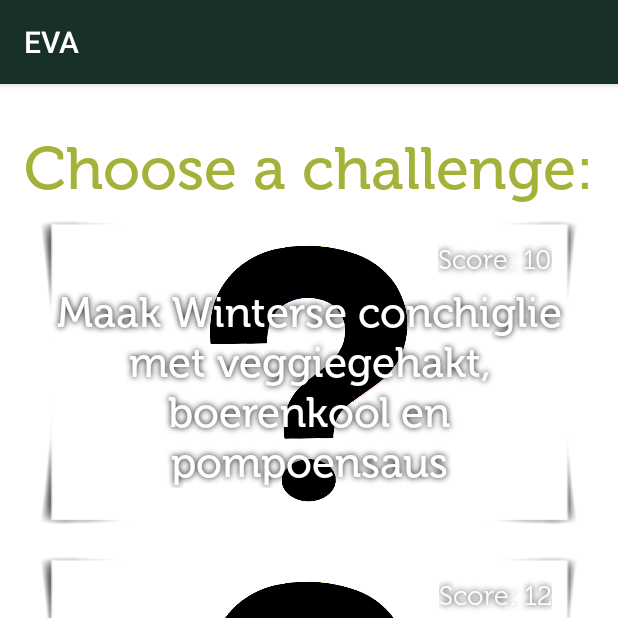
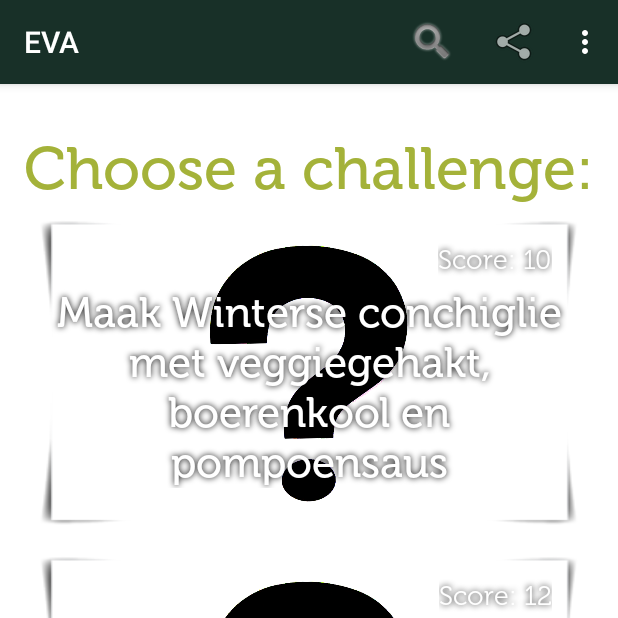
Before and after one commit to Nawsen/EVA-Project-Groep-15, an Android app: the MainMenuActivity screen opened directly, with no data from a screen before it, after a tap on "Look at challenge", on a phone screen of 412 x 824 dp, the top half of it. Run offline under Robolectric (Android 15) with nearby library versions, the phone set to English and light mode, and no system bars.

Commit message:
Action bar supported and modified .gitignore

```diff
--- a/Android/app/src/main/java/hogent/group15/ui/MainMenuActivity.java
+++ b/Android/app/src/main/java/hogent/group15/ui/MainMenuActivity.java
@@ -3,10 +3,12 @@ package hogent.group15.ui;
 import android.content.Intent;
 import android.support.v7.app.AppCompatActivity;
 import android.os.Bundle;
+import android.view.Menu;
 import android.view.View;
 
 import hogent.group15.ui.NextChallengeActivity;
 import hogent.group15.ui.R;
+import hogent.group15.ui.util.ActionBarConfig;
 
 public class MainMenuActivity extends AppCompatActivity {
 
@@ -14,6 +16,11 @@ public class MainMenuActivity extends AppCompatActivity {
     protected void onCreate(Bundle savedInstanceState) {
         super.onCreate(savedInstanceState);
         setContentView(R.layout.activity_main_menu);
+    }
+
+    @Override
+    public boolean onCreateOptionsMenu(Menu menu) {
+        return ActionBarConfig.onCreateOptionsMenu(menu, this);
     }
 
     public void onGetChallenge(View v) {
--- a/Android/app/src/main/java/hogent/group15/ui/NextChallengeActivity.java
+++ b/Android/app/src/main/java/hogent/group15/ui/NextChallengeActivity.java
@@ -6,11 +6,13 @@ import android.os.Bundle;
 import android.transition.Fade;
 import android.transition.Transition;
 import android.transition.TransitionInflater;
+import android.view.Menu;
 import android.view.animation.AnimationUtils;
 
 import java.net.URI;
 
 import hogent.group15.Challenge;
+import hogent.group15.ui.util.ActionBarConfig;
 
 public class NextChallengeActivity extends AppCompatActivity {
 
@@ -31,6 +33,11 @@ public class NextChallengeActivity extends AppCompatActivity {
         thirdChallenge.setAlpha(0f);
 
         addTestData();
+    }
+
+    @Override
+    public boolean onCreateOptionsMenu(Menu menu) {
+        return ActionBarConfig.onCreateOptionsMenu(menu, this);
     }
 
     private void addTestData() {
--- /dev/null
+++ b/Android/app/src/main/java/hogent/group15/ui/util/ActionBarConfig.java
@@ -0,0 +1,38 @@
+package hogent.group15.ui.util;
+
+import android.app.Activity;
+import android.content.Context;
+import android.support.v7.app.ActionBar;
+import android.support.v7.app.AppCompatActivity;
+import android.view.Menu;
+import android.view.MenuInflater;
+import android.view.MenuItem;
+
+import hogent.group15.ui.R;
+
+/**
+ * Created by Frederik on 10/19/2015.
+ */
+public class ActionBarConfig {
+
+    public static boolean onCreateOptionsMenu(Menu menu, AppCompatActivity activity, int... exclusions) {
+        onCreateOptionsMenu(menu, activity);
+        for (int id : exclusions) {
+            menu.findItem(id).setVisible(false);
+        }
+
+        return true;
+    }
+
+    public static boolean onCreateOptionsMenu(Menu menu, AppCompatActivity activity) {
+        activity.getMenuInflater().inflate(R.menu.default_menu, menu);
+        ActionBar bar = activity.getSupportActionBar();
+        bar.setHomeButtonEnabled(true);
+        return true;
+    }
+
+    public static boolean onOptionsItemSelected(MenuItem item) {
+
+        return false;
+    }
+}
--- a/Android/app/src/main/res/layout/activity_login.xml
+++ b/Android/app/src/main/res/layout/activity_login.xml
@@ -1,6 +1,7 @@
 <?xml version="1.0" encoding="utf-8"?>
 <RelativeLayout xmlns:android="http://schemas.android.com/apk/res/android"
     xmlns:tools="http://schemas.android.com/tools"
+    xmlns:app="http://schemas.android.com/apk/res-auto"
     android:layout_width="match_parent"
     android:layout_height="match_parent"
     android:paddingBottom="@dimen/activity_vertical_margin"
--- /dev/null
+++ b/Android/app/src/main/res/menu/default_menu.xml
@@ -0,0 +1,12 @@
+<menu xmlns:android="http://schemas.android.com/apk/res/android"
+    xmlns:app="http://schemas.android.com/apk/res-auto">
+    <item android:id="@+id/item_search" android:title="@string/action_bar_search"
+        android:actionViewClass="android.widget.SearchView" app:showAsAction="ifRoom"
+        android:icon="@android:drawable/ic_search_category_default"/>
+    <item android:id="@+id/item_share" android:title="@string/action_bar_share"
+        android:actionProviderClass="android.widget.ShareActionProvider" app:showAsAction="ifRoom"
+        android:icon="@android:drawable/ic_menu_share"/>
+    <item android:id="@+id/item_challenge_reminder" android:title="@string/current_challenge" app:showAsAction="ifRoom"
+        android:icon="@android:drawable/ic_popup_reminder"/>
+    <item android:id="@+id/item_logout" android:title="@string/logout" app:showAsAction="ifRoom|withText"/>
+</menu>
--- a/Android/app/src/main/res/values/strings.xml
+++ b/Android/app/src/main/res/values/strings.xml
@@ -30,4 +30,9 @@
     <string name="register_sex_female">Female</string>
     <string name="facebook_app_id" translatable="false">1506320029692649</string>
     <string name="create_account"><u>Create account</u></string>
+    <string name="action_bar_search">Search</string>
+    <string name="action_bar_share">Share</string>
+    <string name="challenge">Challenge</string>
+    <string name="current_challenge">Current challenge</string>
+    <string name="logout">Logout</string>
 </resources>
```
Also changed, not shown: Android/app/src/main/java/hogent/group15/ui/ChallengeDetailsActivity.java (+7 -0 lines), Android/app/src/main/java/hogent/group15/ui/LoginActivity.java (+9 -1 lines), Android/app/src/main/java/hogent/group15/ui/RegisterActivity.java (+7 -0 lines), 3 other files.
